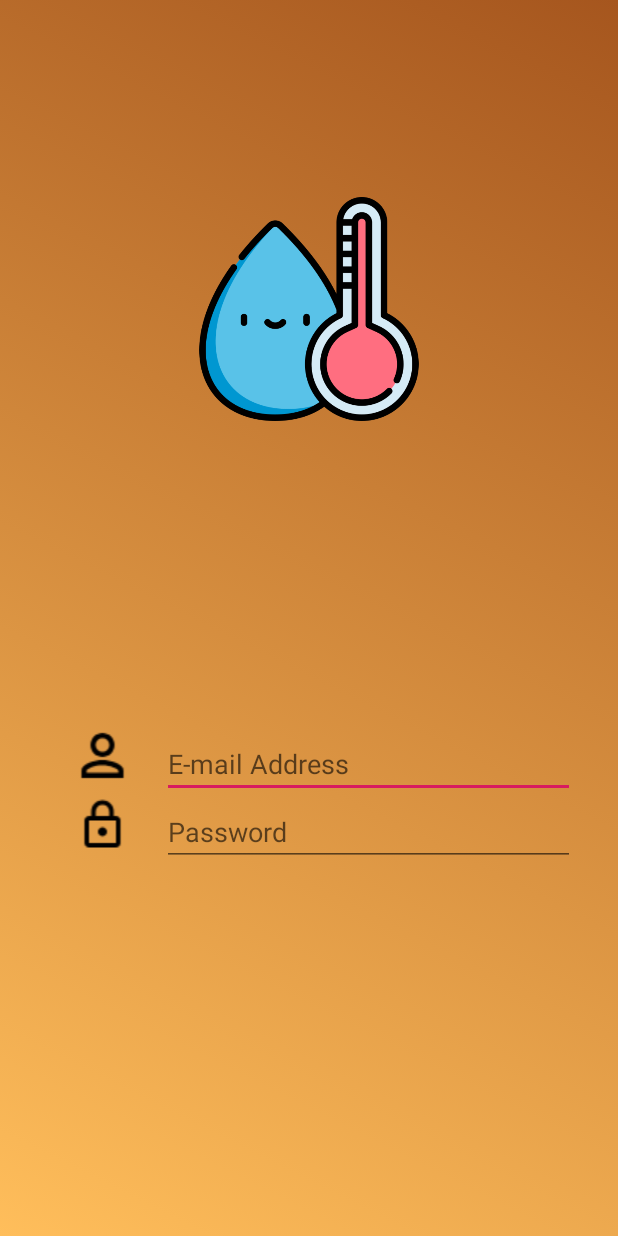
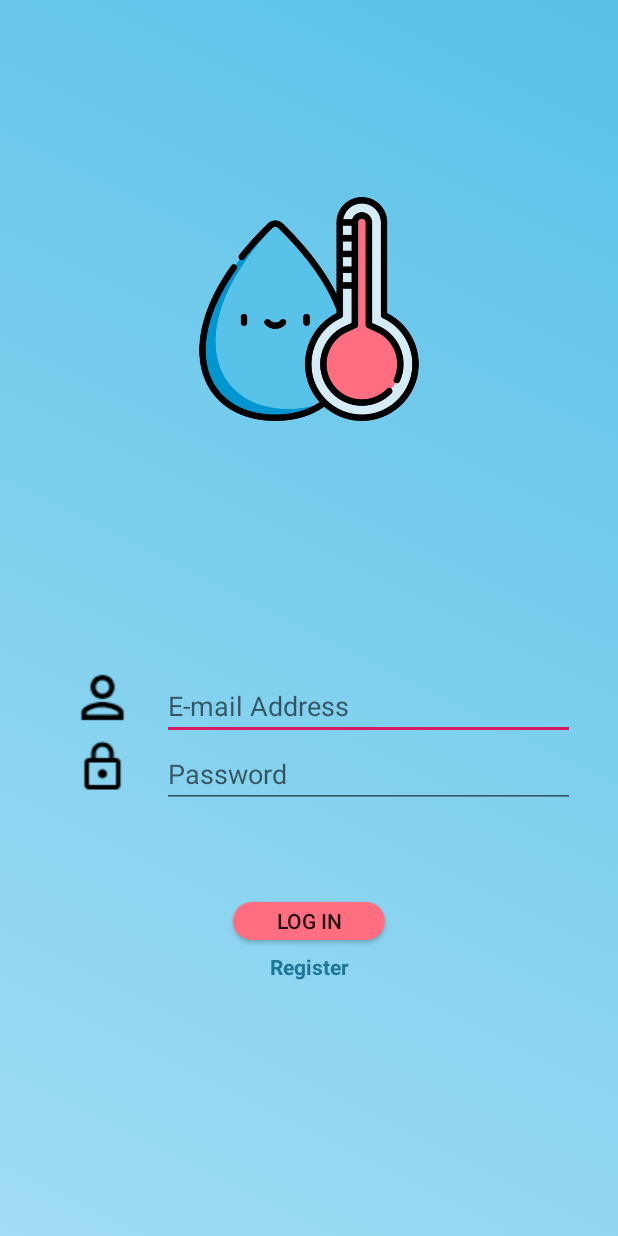
Before and after one commit to Adojan/SEP4, an Android app: the screen it shows after launch (MainActivity), on a phone screen of 412 x 824 dp. Run offline under Robolectric (Android 15) with nearby library versions, the phone set to English and light mode, and no system bars.

Commit message:
minor things for android

```diff
--- a/SEMESTER_PROJECT_ANDROID/app/src/main/AndroidManifest.xml
+++ b/SEMESTER_PROJECT_ANDROID/app/src/main/AndroidManifest.xml
@@ -9,6 +9,8 @@
         android:roundIcon="@mipmap/ic_launcher_round"
         android:supportsRtl="true"
         android:theme="@style/AppTheme">
+        <activity android:name=".RegisterActivity"></activity>
+        <activity android:name=".BuildingView" />
         <activity android:name=".MainActivity">
             <intent-filter>
                 <action android:name="android.intent.action.MAIN" />
--- a/SEMESTER_PROJECT_ANDROID/app/src/main/java/com/example/semester_project_android/MainActivity.java
+++ b/SEMESTER_PROJECT_ANDROID/app/src/main/java/com/example/semester_project_android/MainActivity.java
@@ -1,13 +1,40 @@
 package com.example.semester_project_android;
 
+import android.content.Intent;
 import android.support.v7.app.AppCompatActivity;
 import android.os.Bundle;
+import android.view.View;
+import android.widget.Button;
+import android.widget.EditText;
+import android.widget.TextView;
 
 public class MainActivity extends AppCompatActivity {
+
+    private EditText email;
+    private EditText password;
+    private Button logInButton;
+    private TextView register;
 
     @Override
     protected void onCreate(Bundle savedInstanceState) {
         super.onCreate(savedInstanceState);
         setContentView(R.layout.activity_main);
+
+         email=findViewById(R.id.emailTextField);
+         password=findViewById(R.id.passwordTextField);
+         logInButton=findViewById(R.id.logInButton);
+         register=findViewById(R.id.registerTextField);
+
+
+    }
+    public void goToBuildingViewActivity(View view)
+    {
+        Intent intent=new Intent(this, BuildingView.class);
+        startActivity(intent);
+    }
+    public void goToRegisterViewActivity(View view)
+    {
+        Intent intent=new Intent(this, RegisterActivity.class);
+        startActivity(intent);
     }
 }
--- a/SEMESTER_PROJECT_ANDROID/app/src/main/res/drawable/backgroud_fade_color.xml
+++ b/SEMESTER_PROJECT_ANDROID/app/src/main/res/drawable/backgroud_fade_color.xml
@@ -5,8 +5,8 @@
         <shape>
             <gradient
                 android:angle="45"
-                android:startColor="#FFBE5B"
-                android:endColor="#A6561E"
+                android:startColor="#A1DDF4"
+                android:endColor="#59C1E8"
                 android:type="linear" />
         </shape>
     </item>
--- /dev/null
+++ b/SEMESTER_PROJECT_ANDROID/app/src/main/res/drawable/btn_background.xml
@@ -0,0 +1,13 @@
+<?xml version="1.0" encoding="utf-8"?>
+<shape xmlns:android="http://schemas.android.com/apk/res/android" android:shape="rectangle" >
+    <corners
+        android:radius="14dp"
+        />
+    <solid
+        android:color="#FF6E80"
+        />
+    <size
+        android:width="270dp"
+
+        />
+</shape>
--- /dev/null
+++ b/SEMESTER_PROJECT_ANDROID/app/src/main/res/drawable/text_view_on_pressed.xml
@@ -0,0 +1,5 @@
+<?xml version="1.0" encoding="utf-8"?>
+<selector xmlns:android="http://schemas.android.com/apk/res/android">
+    <item android:state_focused="true"
+        android:color="@color/underlineBlue" />
+</selector>
--- a/SEMESTER_PROJECT_ANDROID/app/src/main/res/layout/activity_main.xml
+++ b/SEMESTER_PROJECT_ANDROID/app/src/main/res/layout/activity_main.xml
@@ -50,7 +50,7 @@
         app:layout_constraintEnd_toStartOf="@+id/guideline2"
         app:layout_constraintStart_toStartOf="@+id/guideline"
         app:layout_constraintTop_toTopOf="@+id/guideline3"
-        app:layout_constraintVertical_bias="0.988">
+        app:layout_constraintVertical_bias="0.9">
 
         <LinearLayout
             android:layout_width="match_parent"
@@ -141,4 +141,40 @@
         app:layout_constraintTop_toTopOf="@+id/guideline6"
         app:srcCompat="@drawable/hot_water" />
 
+    <Button
+        android:id="@+id/logInButton"
+        android:layout_width="0dp"
+        android:layout_height="25dp"
+        android:layout_marginStart="32dp"
+        android:layout_marginLeft="32dp"
+        android:layout_marginTop="8dp"
+        android:layout_marginEnd="32dp"
+        android:layout_marginRight="32dp"
+        android:layout_marginBottom="8dp"
+        android:background="@drawable/btn_background"
+        android:onClick="goToBuildingViewActivity"
+        android:text="@string/log_ing"
+        app:layout_constraintBottom_toTopOf="@+id/guideline4"
+        app:layout_constraintEnd_toStartOf="@+id/guideline8"
+        app:layout_constraintHorizontal_bias="0.491"
+        app:layout_constraintStart_toStartOf="@+id/guideline7"
+        app:layout_constraintTop_toBottomOf="@+id/linearLayout"
+        app:layout_constraintVertical_bias="0.271" />
+
+    <TextView
+        android:id="@+id/registerTextField"
+        android:layout_width="wrap_content"
+        android:layout_height="wrap_content"
+        android:layout_marginTop="8dp"
+        android:onClick="goToRegisterViewActivity"
+        android:text="@string/register"
+        android:textColor="@color/underlineBlue"
+        android:textSize="14dp"
+        android:textStyle="bold"
+        app:layout_constraintBottom_toTopOf="@+id/guideline4"
+        app:layout_constraintEnd_toEndOf="@+id/logInButton"
+        app:layout_constraintStart_toStartOf="@+id/logInButton"
+        app:layout_constraintTop_toBottomOf="@+id/logInButton"
+        app:layout_constraintVertical_bias="0.0" />
+
 </android.support.constraint.ConstraintLayout>
--- a/SEMESTER_PROJECT_ANDROID/app/src/main/res/values/colors.xml
+++ b/SEMESTER_PROJECT_ANDROID/app/src/main/res/values/colors.xml
@@ -3,4 +3,5 @@
     <color name="colorPrimary">#008577</color>
     <color name="colorPrimaryDark">#00574B</color>
     <color name="colorAccent">#D81B60</color>
+    <color name="underlineBlue">#1D7597</color>
 </resources>
--- a/SEMESTER_PROJECT_ANDROID/app/src/main/res/values/strings.xml
+++ b/SEMESTER_PROJECT_ANDROID/app/src/main/res/values/strings.xml
@@ -2,4 +2,6 @@
     <string name="app_name">SEMESTER_PROJECT_ANDROID</string>
     <string name="email">E-mail Address</string>
     <string name="password">Password</string>
+    <string name="log_ing">Log In</string>
+    <string name="register">Register</string>
 </resources>
```
Also changed, not shown: SEMESTER_PROJECT_ANDROID/app/src/main/java/com/example/semester_project_android/BuildingView.java (added, +13 -0 lines), SEMESTER_PROJECT_ANDROID/app/src/main/java/com/example/semester_project_android/RegisterActivity.java (added, +13 -0 lines), SEMESTER_PROJECT_ANDROID/app/src/main/res/layout/activity_building_view.xml (added, +38 -0 lines), SEMESTER_PROJECT_ANDROID/app/src/main/res/layout/activity_register.xml (added, +38 -0 lines).
